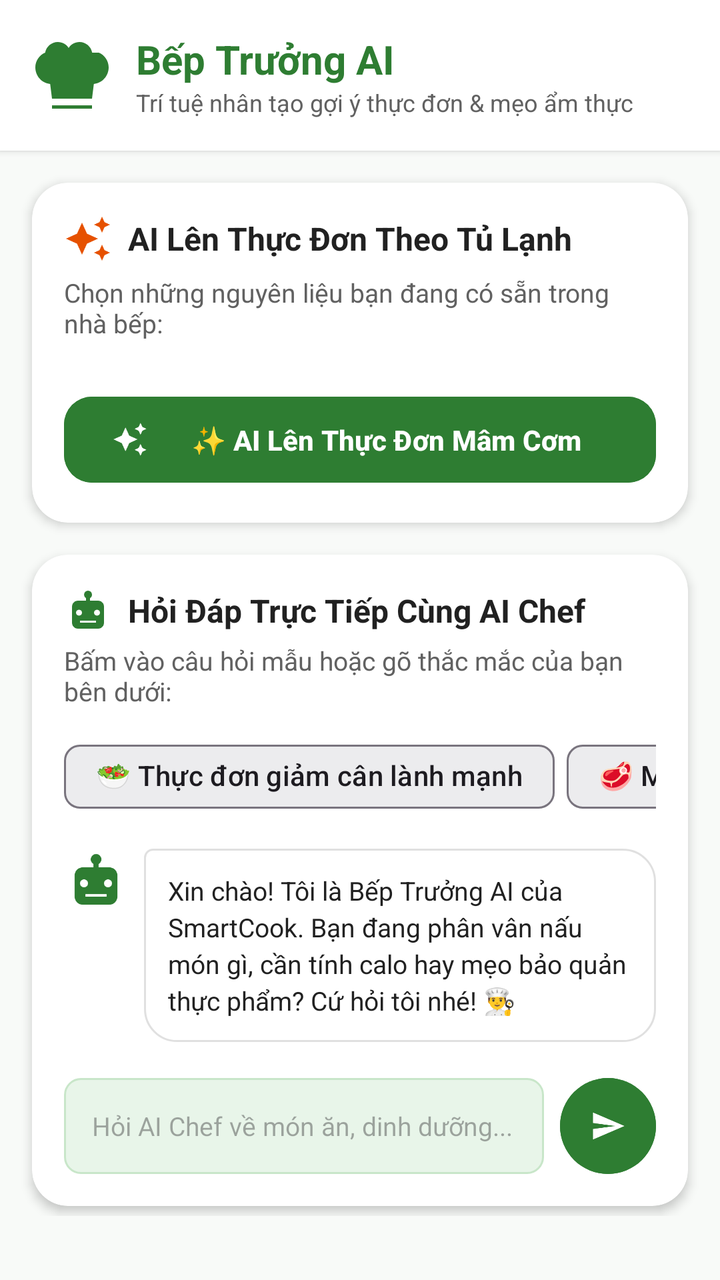
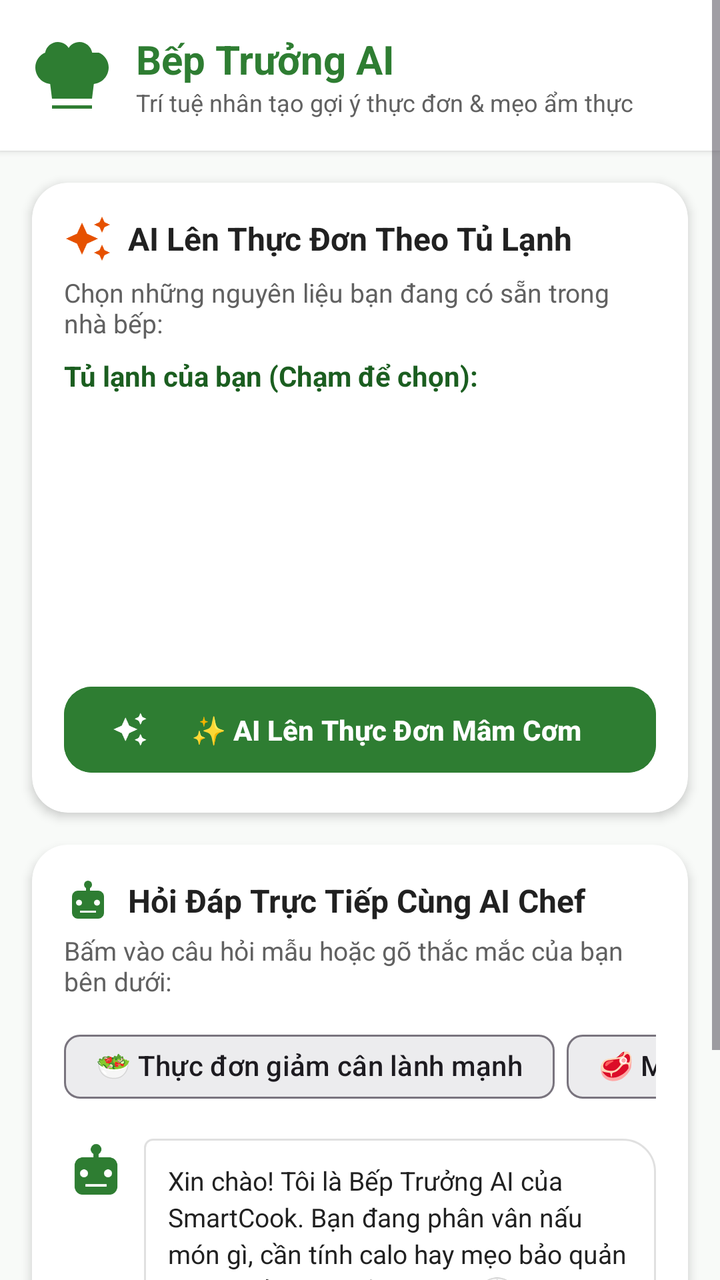

An Android layout rendered at two revisions. The XML below is the earlier revision; the diff shows what the commit changed to produce the second picture.
<!-- AndroidManifest.xml: application theme Theme.FoodSuggest -->
<!-- res/layout/fragment_ai.xml -->
<?xml version="1.0" encoding="utf-8"?>
<ScrollView xmlns:android="http://schemas.android.com/apk/res/android"
    xmlns:app="http://schemas.android.com/apk/res-auto"
    xmlns:tools="http://schemas.android.com/tools"
    android:layout_width="match_parent"
    android:layout_height="match_parent"
    android:background="@color/background"
    android:fillViewport="true">

    <LinearLayout
        android:layout_width="match_parent"
        android:layout_height="wrap_content"
        android:orientation="vertical"
        android:paddingBottom="32dp">

        
        <LinearLayout
            android:layout_width="match_parent"
            android:layout_height="wrap_content"
            android:background="@color/surface"
            android:elevation="2dp"
            android:gravity="center_vertical"
            android:orientation="horizontal"
            android:padding="16dp">

            <ImageView
                android:layout_width="40dp"
                android:layout_height="40dp"
                android:contentDescription="@null"
                android:src="@drawable/ic_chef_hat" />

            <LinearLayout
                android:layout_width="0dp"
                android:layout_height="wrap_content"
                android:layout_marginStart="12dp"
                android:layout_weight="1"
                android:orientation="vertical">

                <TextView
                    android:layout_width="wrap_content"
                    android:layout_height="wrap_content"
                    android:text="Bếp Trưởng AI"
                    android:textColor="@color/primary"
                    android:textSize="20sp"
                    android:textStyle="bold" />

                <TextView
                    android:layout_width="wrap_content"
                    android:layout_height="wrap_content"
                    android:text="Trí tuệ nhân tạo gợi ý thực đơn &amp; mẹo ẩm thực"
                    android:textColor="@color/text_secondary"
                    android:textSize="12sp" />
            </LinearLayout>
        </LinearLayout>

        
        <androidx.cardview.widget.CardView
            android:layout_width="match_parent"
            android:layout_height="wrap_content"
            android:layout_marginStart="16dp"
            android:layout_marginTop="16dp"
            android:layout_marginEnd="16dp"
            app:cardBackgroundColor="@color/surface"
            app:cardCornerRadius="18dp"
            app:cardElevation="3dp">

            <LinearLayout
                android:layout_width="match_parent"
                android:layout_height="wrap_content"
                android:orientation="vertical"
                android:padding="16dp">

                <LinearLayout
                    android:layout_width="match_parent"
                    android:layout_height="wrap_content"
                    android:gravity="center_vertical"
                    android:orientation="horizontal">

                    <ImageView
                        android:layout_width="24dp"
                        android:layout_height="24dp"
                        android:contentDescription="@null"
                        android:src="@drawable/ic_nav_ai"
                        app:tint="@color/secondary" />

                    <TextView
                        android:layout_width="0dp"
                        android:layout_height="wrap_content"
                        android:layout_marginStart="8dp"
                        android:layout_weight="1"
                        android:text="AI Lên Thực Đơn Theo Tủ Lạnh"
                        android:textColor="@color/text_primary"
                        android:textSize="16sp"
                        android:textStyle="bold" />
                </LinearLayout>

                <TextView
                    android:layout_width="match_parent"
                    android:layout_height="wrap_content"
                    android:layout_marginTop="6dp"
                    android:text="Chọn những nguyên liệu bạn đang có sẵn trong nhà bếp:"
                    android:textColor="@color/text_secondary"
                    android:textSize="13sp" />

                
                <com.google.android.material.chip.ChipGroup
                    android:id="@+id/chipGroupIngredients"
                    android:layout_width="match_parent"
                    android:layout_height="wrap_content"
                    android:layout_marginTop="10dp"
                    app:chipSpacingHorizontal="6dp"
                    app:chipSpacingVertical="4dp" />

                
                <com.google.android.material.button.MaterialButton
                    android:id="@+id/btnGenerateMenu"
                    android:layout_width="match_parent"
                    android:layout_height="wrap_content"
                    android:layout_marginTop="14dp"
                    android:backgroundTint="@color/primary"
                    android:paddingTop="12dp"
                    android:paddingBottom="12dp"
                    android:text="✨ AI Lên Thực Đơn Mâm Cơm"
                    android:textColor="@color/white"
                    android:textSize="14sp"
                    android:textStyle="bold"
                    app:cornerRadius="14dp"
                    app:icon="@drawable/ic_nav_ai" />

                
                <LinearLayout
                    android:id="@+id/layoutMenuResult"
                    android:layout_width="match_parent"
                    android:layout_height="wrap_content"
                    android:layout_marginTop="14dp"
                    android:background="#F1F8E9"
                    android:orientation="vertical"
                    android:padding="14dp"
                    android:visibility="gone">

                    <TextView
                        android:id="@+id/textMenuTitle"
                        android:layout_width="wrap_content"
                        android:layout_height="wrap_content"
                        android:text="🍱 Gợi Ý Mâm Cơm Hoàn Hảo"
                        android:textColor="@color/primary_dark"
                        android:textSize="15sp"
                        android:textStyle="bold" />

                    <TextView
                        android:id="@+id/textMenuContent"
                        android:layout_width="match_parent"
                        android:layout_height="wrap_content"
                        android:layout_marginTop="8dp"
                        android:lineSpacingExtra="4dp"
                        android:textColor="@color/text_primary"
                        android:textSize="13sp" />

                    <TextView
                        android:id="@+id/textNutritionAdvice"
                        android:layout_width="match_parent"
                        android:layout_height="wrap_content"
                        android:layout_marginTop="10dp"
                        android:background="#FFFFFF"
                        android:lineSpacingExtra="3dp"
                        android:padding="10dp"
                        android:textColor="@color/text_secondary"
                        android:textSize="12sp" />
                </LinearLayout>

            </LinearLayout>
        </androidx.cardview.widget.CardView>

        
        <androidx.cardview.widget.CardView
            android:layout_width="match_parent"
            android:layout_height="wrap_content"
            android:layout_marginStart="16dp"
            android:layout_marginTop="16dp"
            android:layout_marginEnd="16dp"
            app:cardBackgroundColor="@color/surface"
            app:cardCornerRadius="18dp"
            app:cardElevation="3dp">

            <LinearLayout
                android:layout_width="match_parent"
                android:layout_height="wrap_content"
                android:orientation="vertical"
                android:padding="16dp">

                <LinearLayout
                    android:layout_width="match_parent"
                    android:layout_height="wrap_content"
                    android:gravity="center_vertical"
                    android:orientation="horizontal">

                    <ImageView
                        android:layout_width="24dp"
                        android:layout_height="24dp"
                        android:contentDescription="@null"
                        android:src="@drawable/ic_bot_avatar" />

                    <TextView
                        android:layout_width="0dp"
                        android:layout_height="wrap_content"
                        android:layout_marginStart="8dp"
                        android:layout_weight="1"
                        android:text="Hỏi Đáp Trực Tiếp Cùng AI Chef"
                        android:textColor="@color/text_primary"
                        android:textSize="16sp"
                        android:textStyle="bold" />
                </LinearLayout>

                <TextView
                    android:layout_width="match_parent"
                    android:layout_height="wrap_content"
                    android:layout_marginTop="4dp"
                    android:text="Bấm vào câu hỏi mẫu hoặc gõ thắc mắc của bạn bên dưới:"
                    android:textColor="@color/text_secondary"
                    android:textSize="13sp" />

                
                <HorizontalScrollView
                    android:layout_width="match_parent"
                    android:layout_height="wrap_content"
                    android:layout_marginTop="10dp"
                    android:scrollbars="none">

                    <LinearLayout
                        android:id="@+id/layoutPromptChips"
                        android:layout_width="wrap_content"
                        android:layout_height="wrap_content"
                        android:orientation="horizontal">

                        <com.google.android.material.chip.Chip
                            android:id="@+id/chipPromptDiet"
                            android:layout_width="wrap_content"
                            android:layout_height="wrap_content"
                            android:layout_marginEnd="6dp"
                            android:text="🥗 Thực đơn giảm cân lành mạnh" />

                        <com.google.android.material.chip.Chip
                            android:id="@+id/chipPromptBeef"
                            android:layout_width="wrap_content"
                            android:layout_height="wrap_content"
                            android:layout_marginEnd="6dp"
                            android:text="🥩 Mẹo xào thịt bò mềm ngọt" />

                        <com.google.android.material.chip.Chip
                            android:id="@+id/chipPromptSoup"
                            android:layout_width="wrap_content"
                            android:layout_height="wrap_content"
                            android:layout_marginEnd="6dp"
                            android:text="🍲 Nấu gì với trứng và cà chua?" />

                        <com.google.android.material.chip.Chip
                            android:id="@+id/chipPromptVeg"
                            android:layout_width="wrap_content"
                            android:layout_height="wrap_content"
                            android:text="🥬 Cách giữ rau xanh khi luộc" />
                    </LinearLayout>
                </HorizontalScrollView>

                
                <LinearLayout
                    android:id="@+id/layoutChatMessages"
                    android:layout_width="match_parent"
                    android:layout_height="wrap_content"
                    android:layout_marginTop="12dp"
                    android:orientation="vertical">

                    
                    <LinearLayout
                        android:layout_width="match_parent"
                        android:layout_height="wrap_content"
                        android:layout_marginBottom="10dp"
                        android:gravity="top|start"
                        android:orientation="horizontal">

                        <ImageView
                            android:layout_width="32dp"
                            android:layout_height="32dp"
                            android:contentDescription="@null"
                            android:src="@drawable/ic_bot_avatar" />

                        <TextView
                            android:layout_width="wrap_content"
                            android:layout_height="wrap_content"
                            android:layout_marginStart="8dp"
                            android:background="@drawable/bg_chat_bot"
                            android:maxWidth="280dp"
                            android:lineSpacingExtra="3dp"
                            android:padding="12dp"
                            android:text="Xin chào! Tôi là Bếp Trưởng AI của SmartCook. Bạn đang phân vân nấu món gì, cần tính calo hay mẹo bảo quản thực phẩm? Cứ hỏi tôi nhé! 👨‍🍳"
                            android:textColor="@color/text_primary"
                            android:textSize="13sp" />
                    </LinearLayout>
                </LinearLayout>

                
                <LinearLayout
                    android:layout_width="match_parent"
                    android:layout_height="wrap_content"
                    android:layout_marginTop="8dp"
                    android:gravity="center_vertical"
                    android:orientation="horizontal">

                    <EditText
                        android:id="@+id/editChatInput"
                        android:layout_width="0dp"
                        android:layout_height="48dp"
                        android:layout_weight="1"
                        android:background="@drawable/background_thumb_placeholder"
                        android:hint="Hỏi AI Chef về món ăn, dinh dưỡng..."
                        android:imeOptions="actionSend"
                        android:inputType="text"
                        android:paddingStart="14dp"
                        android:paddingEnd="14dp"
                        android:textColor="@color/text_primary"
                        android:textSize="13sp" />

                    <com.google.android.material.button.MaterialButton
                        android:id="@+id/btnSendMessage"
                        android:layout_width="48dp"
                        android:layout_height="48dp"
                        android:layout_marginStart="8dp"
                        android:backgroundTint="@color/primary"
                        android:insetLeft="0dp"
                        android:insetTop="0dp"
                        android:insetRight="0dp"
                        android:insetBottom="0dp"
                        app:cornerRadius="24dp"
                        app:icon="@drawable/ic_send_message"
                        app:iconGravity="textStart"
                        app:iconPadding="0dp" />
                </LinearLayout>

            </LinearLayout>
        </androidx.cardview.widget.CardView>

    </LinearLayout>
</ScrollView>
<!-- resources referenced by this layout -->
<resources>
  <color name="background">#F8FAF8</color>
  <color name="primary">#2E7D32</color>
  <color name="primary_dark">#1B5E20</color>
  <color name="secondary">#E65100</color>
  <color name="surface">#FFFFFF</color>
  <color name="text_primary">#212121</color>
  <color name="text_secondary">#616161</color>
  <color name="white">#FFFFFFFF</color>
  <!-- drawable background_thumb_placeholder (drawable) -->
  <?xml version="1.0" encoding="utf-8"?>
  <shape xmlns:android="http://schemas.android.com/apk/res/android"
      android:shape="rectangle">
      <corners android:radius="8dp" />
      <solid android:color="#E8F5E9" />
      <stroke
          android:width="1dp"
          android:color="#C8E6C9" />
  </shape>
  <!-- drawable bg_chat_bot (drawable) -->
  <?xml version="1.0" encoding="utf-8"?>
  <shape xmlns:android="http://schemas.android.com/apk/res/android"
      android:shape="rectangle">
      <solid android:color="@color/surface" />
      <stroke android:width="1dp" android:color="#E0E0E0" />
      <corners
          android:topLeftRadius="4dp"
          android:topRightRadius="16dp"
          android:bottomLeftRadius="16dp"
          android:bottomRightRadius="16dp" />
  </shape>
  <!-- drawable ic_chef_hat (drawable) -->
  <vector xmlns:android="http://schemas.android.com/apk/res/android"
      android:width="24dp"
      android:height="24dp"
      android:viewportWidth="24"
      android:viewportHeight="24">
    <path
        android:fillColor="#FF2E7D32"
        android:pathData="M18.06,5.19C17.72,3.37 16.14,2 14.23,2c-1.37,0 -2.57,0.71 -3.23,1.78C10.34,2.71 9.14,2 7.77,2 5.86,2 4.28,3.37 3.94,5.19 2.22,5.92 1,7.63 1,9.62c0,2.6 1.94,4.74 4.45,4.98L6,19h12l0.55,-4.4c2.51,-0.24 4.45,-2.38 4.45,-4.98 0,-1.99 -1.22,-3.7 -2.94,-4.43zM6,21h12v1H6v-1z"/>
  </vector>
  <!-- drawable ic_nav_ai (drawable) -->
  <vector xmlns:android="http://schemas.android.com/apk/res/android"
      android:width="24dp"
      android:height="24dp"
      android:viewportWidth="24"
      android:viewportHeight="24">
    <path
        android:fillColor="#FF000000"
        android:pathData="M19,9l1.25,-2.75L23,5l-2.75,-1.25L19,1l-1.25,2.75L15,5l2.75,1.25L19,9zm-7.5,0.5L9,4 6.5,9.5 1,12l5.5,2.5L9,20l2.5,-5.5L17,12l-5.5,-2.5zM19,15l-1.25,2.75L15,19l2.75,1.25L19,23l1.25,-2.75L23,19l-2.75,-1.25L19,15z"/>
  </vector>
  <!-- drawable ic_send_message (drawable) -->
  <vector xmlns:android="http://schemas.android.com/apk/res/android"
      android:width="24dp"
      android:height="24dp"
      android:viewportWidth="24"
      android:viewportHeight="24">
    <path
        android:fillColor="#FFFFFFFF"
        android:pathData="M2.01,21L23,12 2.01,3 2,10l15,2 -15,2z"/>
  </vector>
  <style name="Theme.FoodSuggest" parent="Theme.Material3.DayNight">
          
          <item name="colorPrimary">@color/primary</item>
          <item name="colorPrimaryVariant">@color/primary_variant</item>
          <item name="colorOnPrimary">@color/on_primary</item>
          
          <item name="colorSecondary">@color/secondary</item>
          <item name="colorSecondaryVariant">@color/secondary_dark</item>
          <item name="colorOnSecondary">@color/white</item>
          
          <item name="android:statusBarColor">@color/primary_dark</item>
          <item name="android:windowLightStatusBar">false</item>
      </style>
  <color name="primary_variant">#388E3C</color>
  <color name="on_primary">#FFFFFF</color>
  <color name="secondary_dark">#BF360C</color>
  <!-- unchanged entries left out for length: 1 -->
</resources>

<!-- the commit's change to res/layout/fragment_ai.xml (unified diff, before → after) -->
@@ -2,6 +2,7 @@
 <ScrollView xmlns:android="http://schemas.android.com/apk/res/android"
     xmlns:app="http://schemas.android.com/apk/res-auto"
     xmlns:tools="http://schemas.android.com/tools"
+    android:id="@+id/mainScrollView"
     android:layout_width="match_parent"
     android:layout_height="match_parent"
     android:background="@color/background"
@@ -103,13 +104,21 @@
                     android:textSize="13sp" />
 
                 
-                <com.google.android.material.chip.ChipGroup
-                    android:id="@+id/chipGroupIngredients"
-                    android:layout_width="match_parent"
-                    android:layout_height="wrap_content"
-                    android:layout_marginTop="10dp"
-                    app:chipSpacingHorizontal="6dp"
-                    app:chipSpacingVertical="4dp" />
+                <TextView
+                    android:layout_width="match_parent"
+                    android:layout_height="wrap_content"
+                    android:text="Tủ lạnh của bạn (Chạm để chọn):"
+                    android:textStyle="bold"
+                    android:textColor="@color/primary_dark"
+                    android:layout_marginTop="8dp"
+                    android:layout_marginBottom="8dp" />
+
+                <androidx.recyclerview.widget.RecyclerView
+                    android:id="@+id/rvPantry"
+                    android:layout_width="match_parent"
+                    android:layout_height="120dp"
+                    android:orientation="horizontal"
+                    app:layoutManager="androidx.recyclerview.widget.LinearLayoutManager" />
 
                 
                 <com.google.android.material.button.MaterialButton
